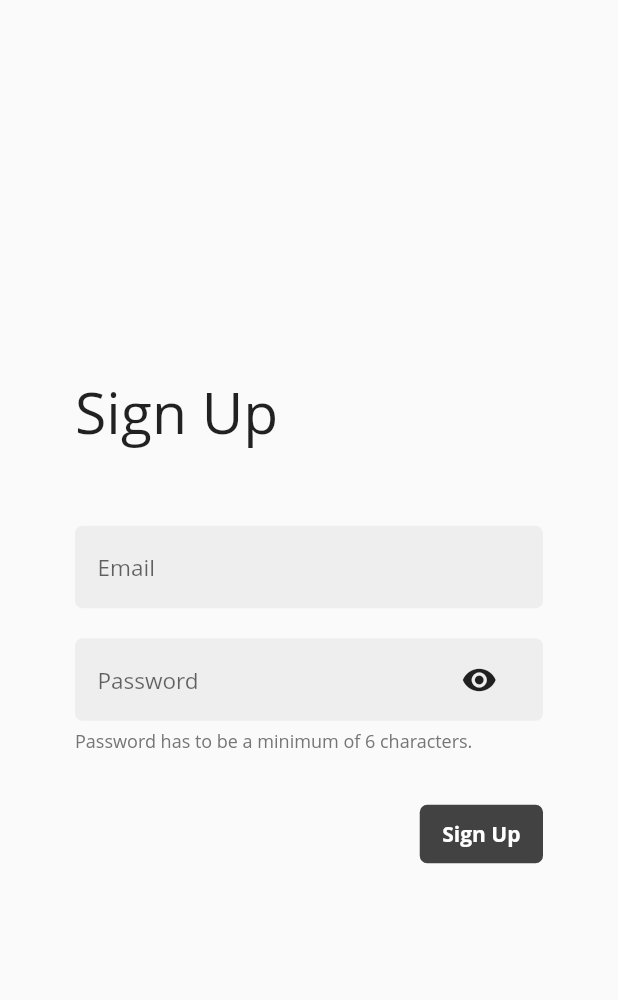
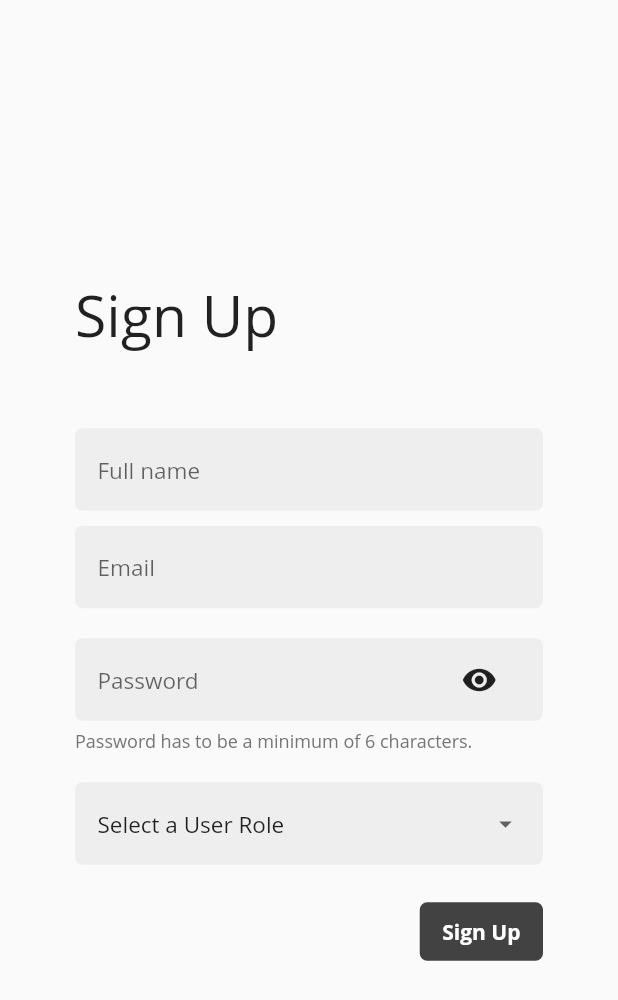
Before and after one commit to Kumareshdhinakaran/Arbiter, a Flutter app: the SignUpView screen opened directly, on a phone screen of 412 x 824 dp. Shown: the top 1000 px of the screen. Run offline on Flutter 3.47's test engine with Material 2 defaults, Android fonts, the phone set to English and light mode, and no system bars; our stand-ins replace cloud_firestore, firebase_auth, get_it, provider_architecture; accounts and stored records are empty.

Commit message:
Admin login added

```diff
--- a/udecor/lib/locator.dart
+++ b/udecor/lib/locator.dart
@@ -1,6 +1,7 @@
 import 'package:get_it/get_it.dart';
 import 'package:udecor/services/authentication_service.dart';
 import 'package:udecor/services/dialog_service.dart';
+import 'package:udecor/services/firestore_service.dart';
 import 'package:udecor/services/navigation_service.dart';
 
 GetIt locator = GetIt.instance;
@@ -9,4 +10,5 @@ void setupLocator() {
   locator.registerLazySingleton(() => NavigationService());
   locator.registerLazySingleton(() => DialogService());
   locator.registerLazySingleton(() => AuthenticationService());
+  locator.registerLazySingleton(() => FirestoreService());
 }
--- /dev/null
+++ b/udecor/lib/models/user.dart
@@ -0,0 +1,23 @@
+class User {
+  final String id;
+  final String fullName;
+  final String email;
+  final String userRole;
+
+  User({this.id, this.fullName, this.email, this.userRole});
+
+  User.fromData(Map<String, dynamic> data)
+      : id = data['id'],
+        fullName = data['fullName'],
+        email = data['email'],
+        userRole = data['userRole'];
+
+  Map<String, dynamic> toJson() {
+    return {
+      'id': id,
+      'fullName': fullName,
+      'email': email,
+      'userRole': userRole,
+    };
+  }
+}
--- a/udecor/lib/services/authentication_service.dart
+++ b/udecor/lib/services/authentication_service.dart
@@ -1,28 +1,55 @@
 import 'package:firebase_auth/firebase_auth.dart';
 import 'package:flutter/foundation.dart';
+import 'package:udecor/models/user.dart';
+import 'package:udecor/services/firestore_service.dart';
 
 class AuthenticationService {
   final FirebaseAuth _firebaseAuth = FirebaseAuth.instance;
+  final FirestoreService _firestoreService = FirestoreService();
+  User _currentUser;
+  User get currentUser => _currentUser;
+
+  Future _populateCurrentUser(FirebaseUser user) async {
+    if (user != null) {
+      _currentUser = await _firestoreService.getUser(user.uid);
+    }
+  }
+
   Future loginWithEmail({
     @required String email,
     @required String password,
   }) async {
     try {
-      var user = await _firebaseAuth.signInWithEmailAndPassword(
+      var authResult = await _firebaseAuth.signInWithEmailAndPassword(
           email: email, password: password);
-      return user != null;
+      await _populateCurrentUser(
+          authResult.user); // Populate the user information
+      return authResult.user != null;
     } catch (e) {
       return e.message;
     }
   }
 
+  Future<bool> isUserLoggedIn() async {
+    var user = await _firebaseAuth.currentUser();
+    await _populateCurrentUser(user); // Populate the user information
+    return user != null;
+  }
+
   Future signUpWithEmail({
     @required String email,
     @required String password,
+    @required String fullName,
+    @required String role,
   }) async {
     try {
       var authResult = await _firebaseAuth.createUserWithEmailAndPassword(
           email: email, password: password);
+      await _firestoreService.createUser(User(
+          id: authResult.user.uid,
+          email: email,
+          fullName: fullName,
+          userRole: role));
       return authResult.user != null;
     } catch (e) {
       return e.message;
--- /dev/null
+++ b/udecor/lib/services/firestore_service.dart
@@ -0,0 +1,24 @@
+import 'package:cloud_firestore/cloud_firestore.dart';
+import 'package:udecor/models/user.dart';
+
+class FirestoreService {
+  final CollectionReference _usersCollectionReference =
+      Firestore.instance.collection("users");
+
+  Future createUser(User user) async {
+    try {
+      await _usersCollectionReference.document(user.id).setData(user.toJson());
+    } catch (e) {
+      return e.message;
+    }
+  }
+
+  Future getUser(String uid) async {
+    try {
+      var userData = await _usersCollectionReference.document(uid).get();
+      return User.fromData(userData.data);
+    } catch (e) {
+      return e.message;
+    }
+  }
+}
--- a/udecor/lib/ui/views/home_view.dart
+++ b/udecor/lib/ui/views/home_view.dart
@@ -1,15 +1,28 @@
 import 'package:flutter/material.dart';
+import 'package:udecor/locator.dart';
 import 'package:udecor/ui/views/drawer_page.dart';
+import 'package:udecor/services/authentication_service.dart';
+import 'package:udecor/ui/widgets/appbar.dart';
 
 class HomeView extends StatelessWidget {
-  const HomeView({Key key}) : super(key: key);
+  final AuthenticationService _authenticationService =
+      locator<AuthenticationService>();
+  HomeView({Key key}) : super(key: key);
 
   @override
   Widget build(BuildContext context) {
+    print(_authenticationService.currentUser.userRole);
     return MaterialApp(
       debugShowCheckedModeBanner: false,
       title: 'E-commerce app',
-      home: DrawerPage(),
+      home: _authenticationService.currentUser.userRole == 'Admin'
+          ? DrawerPage()
+          : Scaffold(
+              appBar: buildAppBar(),
+              body: Center(
+                child: Text('Hello world'),
+              ),
+            ),
     );
   }
 }
--- a/udecor/lib/ui/views/signup_view.dart
+++ b/udecor/lib/ui/views/signup_view.dart
@@ -1,5 +1,6 @@
 import 'package:udecor/ui/shared/ui_helpers.dart';
 import 'package:udecor/ui/widgets/busy_button.dart';
+import 'package:udecor/ui/widgets/expansion_list.dart';
 import 'package:udecor/ui/widgets/input_field.dart';
 import 'package:flutter/material.dart';
 import 'package:provider_architecture/provider_architecture.dart';
@@ -8,12 +9,13 @@ import 'package:udecor/viewmodels/signup_view_model.dart';
 class SignUpView extends StatelessWidget {
   final emailController = TextEditingController();
   final passwordController = TextEditingController();
-
+  final fullNameController = TextEditingController();
   @override
   Widget build(BuildContext context) {
     return ViewModelProvider<SignUpViewModel>.withConsumer(
       viewModel: SignUpViewModel(),
       builder: (context, model, child) => Scaffold(
+        resizeToAvoidBottomInset: false,
         body: Padding(
           padding: const EdgeInsets.symmetric(horizontal: 50.0),
           child: Column(
@@ -28,7 +30,10 @@ class SignUpView extends StatelessWidget {
                 ),
               ),
               verticalSpaceLarge,
-              // TODO: Add additional user data here to save (episode 2)
+              InputField(
+                placeholder: 'Full name',
+                controller: fullNameController,
+              ),
               InputField(
                 placeholder: 'Email',
                 controller: emailController,
@@ -39,6 +44,12 @@ class SignUpView extends StatelessWidget {
                 password: true,
                 controller: passwordController,
                 additionalNote: 'Password has to be a minimum of 6 characters.',
+              ),
+              verticalSpaceSmall,
+              ExpansionList<String>(
+                items: ['Admin', 'User'],
+                title: model.selectedRole,
+                onItemSelected: model.setSelectedRole,
               ),
               verticalSpaceMedium,
               Row(
@@ -52,6 +63,7 @@ class SignUpView extends StatelessWidget {
                       model.signUp(
                         email: emailController.text,
                         password: passwordController.text,
+                        fullName: fullNameController.text,
                       );
                     },
                   )
--- /dev/null
+++ b/udecor/lib/ui/widgets/expansion_list.dart
@@ -0,0 +1,148 @@
+import 'package:flutter/material.dart';
+import 'package:udecor/ui/shared/shared_styles.dart' as sharedStyles;
+
+class ExpansionList<T> extends StatefulWidget {
+  final List<T> items;
+  final String title;
+  final Function(T) onItemSelected;
+  final bool smallVersion;
+  ExpansionList({
+    Key key,
+    this.items,
+    this.title,
+    @required this.onItemSelected,
+    this.smallVersion = false,
+  }) : super(key: key);
+
+  _ExpansionListState createState() => _ExpansionListState();
+}
+
+class _ExpansionListState extends State<ExpansionList> {
+  final double startingHeight = sharedStyles.fieldHeight;
+  double expandedHeight;
+  bool expanded = false;
+  String selectedValue;
+
+  @override
+  void initState() {
+    super.initState();
+    selectedValue = widget.title;
+    _calculateExpandedHeight();
+  }
+
+  @override
+  Widget build(BuildContext context) {
+    return AnimatedContainer(
+      padding: sharedStyles.fieldPadding,
+      duration: const Duration(milliseconds: 180),
+      height: expanded
+          ? expandedHeight
+          : widget.smallVersion
+              ? sharedStyles.smallFieldHeight
+              : startingHeight,
+      decoration: sharedStyles.fieldDecortaion.copyWith(
+        boxShadow: expanded
+            ? [BoxShadow(blurRadius: 10, color: Colors.grey[300])]
+            : null,
+      ),
+      child: ListView(
+        physics: NeverScrollableScrollPhysics(),
+        padding: const EdgeInsets.all(0),
+        children: <Widget>[
+          ExpansionListItem(
+            title: selectedValue,
+            onTap: () {
+              setState(() {
+                expanded = !expanded;
+              });
+            },
+            showArrow: true,
+            smallVersion: widget.smallVersion,
+          ),
+          Container(
+            height: 2,
+            color: Colors.grey[300],
+          ),
+          ..._getDropdownListItems()
+        ],
+      ),
+    );
+  }
+
+  List<Widget> _getDropdownListItems() {
+    return widget.items
+        .map((item) => ExpansionListItem(
+            smallVersion: widget.smallVersion,
+            title: item.toString(),
+            onTap: () {
+              setState(() {
+                expanded = !expanded;
+                selectedValue = item.toString();
+              });
+
+              widget.onItemSelected(item);
+            }))
+        .toList();
+  }
+
+  void _calculateExpandedHeight() {
+    expandedHeight = 2 +
+        (widget.smallVersion
+            ? sharedStyles.smallFieldHeight
+            : sharedStyles.fieldHeight) +
+        (widget.items.length *
+            (widget.smallVersion
+                ? sharedStyles.smallFieldHeight
+                : sharedStyles.fieldHeight));
+  }
+}
+
+class ExpansionListItem extends StatelessWidget {
+  final Function onTap;
+  final String title;
+  final bool showArrow;
+  final bool smallVersion;
+  const ExpansionListItem({
+    Key key,
+    this.onTap,
+    this.title,
+    this.showArrow = false,
+    this.smallVersion = false,
+  }) : super(key: key);
+
+  @override
+  Widget build(BuildContext context) {
+    return GestureDetector(
+      behavior: HitTestBehavior.opaque,
+      onTap: onTap,
+      child: Container(
+        height: smallVersion
+            ? sharedStyles.smallFieldHeight
+            : sharedStyles.fieldHeight,
+        alignment: Alignment.centerLeft,
+        child: Row(
+          mainAxisSize: MainAxisSize.max,
+          mainAxisAlignment: MainAxisAlignment.spaceBetween,
+          children: <Widget>[
+            Expanded(
+              child: Text(
+                title ?? '',
+                style: Theme.of(context)
+                    .textTheme
+                    .subhead
+                    .copyWith(fontSize: smallVersion ? 12 : 15),
+              ),
+            ),
+            showArrow
+                ? Icon(
+                    Icons.arrow_drop_down,
+                    color: Colors.grey[700],
+                    size: 20,
+                  )
+                : Container()
+          ],
+        ),
+      ),
+    );
+  }
+}
--- a/udecor/lib/viewmodels/signup_view_model.dart
+++ b/udecor/lib/viewmodels/signup_view_model.dart
@@ -12,12 +12,26 @@ class SignUpViewModel extends BaseModel {
       locator<AuthenticationService>();
   final DialogService _dialogService = locator<DialogService>();
   final NavigationService _navigationService = locator<NavigationService>();
+  String _selectedRole = 'Select a User Role';
+  String get selectedRole => _selectedRole;
 
-  Future signUp({@required String email, @required String password}) async {
+  setSelectedRole(role) {
+    _selectedRole = role;
+    notifyListeners();
+  }
+
+  Future signUp(
+      {@required String email,
+      @required String password,
+      @required String fullName}) async {
     setBusy(true);
 
     var result = await _authenticationService.signUpWithEmail(
-        email: email, password: password);
+      email: email,
+      password: password,
+      fullName: fullName,
+      role: _selectedRole,
+    );
 
     setBusy(false);
     if (result is bool) {
--- a/udecor/pubspec.yaml
+++ b/udecor/pubspec.yaml
@@ -31,8 +31,10 @@ dependencies:
   # provider
   provider: ^3.2.0
   # provider architecture
+  firebase_core: ^0.4.0+9
   provider_architecture: ^1.0.3
   firebase_auth: ^0.15.3
+  cloud_firestore: ^0.12.9+5
 
 dev_dependencies:
   flutter_test:
```
Also changed, not shown: udecor/lib/ui/views/Products_view.dart (+9 -3 lines), udecor/lib/ui/views/Seller_details.dart (+7 -1 lines), udecor/lib/ui/views/order_confirmation_view.dart (+18 -7 lines), udecor/lib/ui/widgets/appbar.dart (+1 -10 lines), udecor/lib/ui/widgets/drawer_widget.dart (+22 -6 lines), udecor/pubspec.lock, 3 other files.
